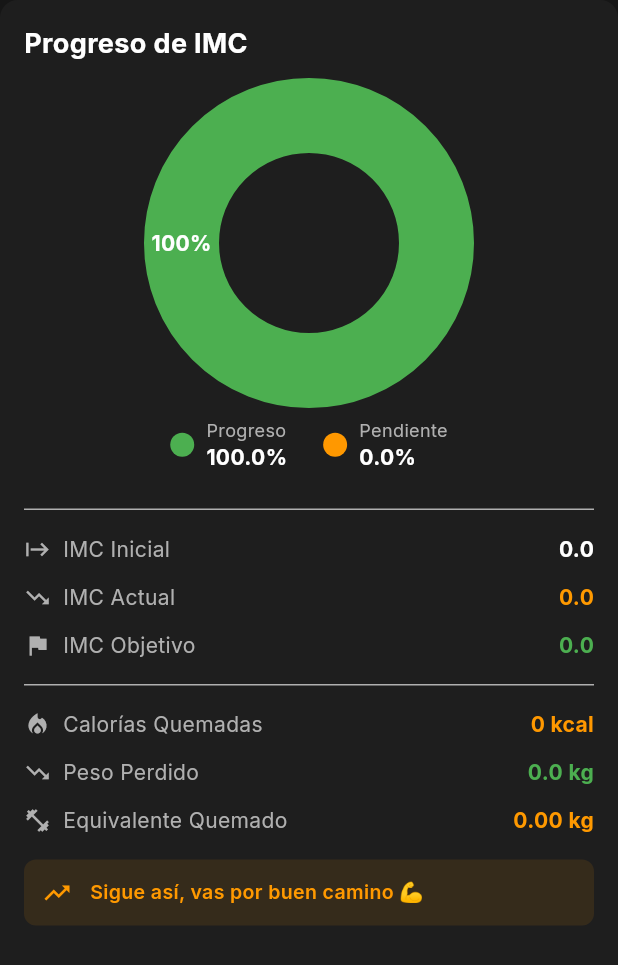
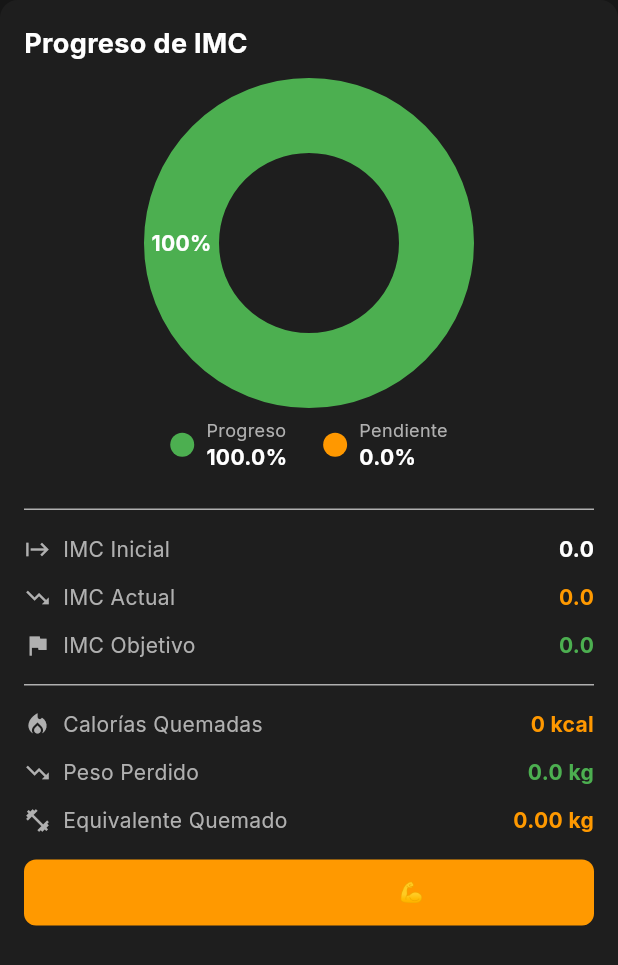
Before and after one commit to ale061191/vivofit2, a Flutter app: the BMIProgressChart widget shown alone on an empty page, opened directly with empty values, on a phone screen of 412 x 824 dp. Shown: the top 965 px of the screen. Run offline on Flutter 3.47's test engine with Material 3 defaults, Android fonts, the phone set to English and light mode, and no system bars; drawn by our look-alikes of fl_chart; our stand-ins replace chewie, email_validator, go_router, google_fonts, google_generative_ai, image_picker and 6 more; accounts and stored records are empty; network calls fail.

```diff
--- a/lib/screens/nutrition/nutritional_analysis_screen.dart
+++ b/lib/screens/nutrition/nutritional_analysis_screen.dart
@@ -252,7 +252,7 @@ class NutritionalAnalysisScreen extends StatelessWidget {
       decoration: BoxDecoration(
         color: ColorPalette.cardBackground,
         borderRadius: BorderRadius.circular(16),
-        border: Border.all(color: levelColor.withOpacity(0.3), width: 2),
+        border: Border.all(color: levelColor.withValues(alpha: 0.3 * 255), width: 2),
       ),
       child: Row(
         children: [
@@ -307,7 +307,7 @@ class NutritionalAnalysisScreen extends StatelessWidget {
                         nutriente,
                         style: const TextStyle(fontSize: 12),
                       ),
-                      backgroundColor: ColorPalette.primary.withOpacity(0.2),
+                      backgroundColor: ColorPalette.primary.withValues(alpha: 0.2 * 255),
                       labelStyle: const TextStyle(color: ColorPalette.primary),
                     ))
                 .toList(),
@@ -444,7 +444,7 @@ class NutritionalAnalysisScreen extends StatelessWidget {
                         categoria,
                         style: const TextStyle(fontSize: 12),
                       ),
-                      backgroundColor: Colors.green.withOpacity(0.2),
+                      backgroundColor: Colors.green.withValues(alpha: 0.2 * 255),
                       labelStyle: const TextStyle(color: Colors.green),
                     ))
                 .toList(),
--- a/lib/widgets/analytics/bmi_progress_chart.dart
+++ b/lib/widgets/analytics/bmi_progress_chart.dart
@@ -207,8 +207,8 @@ class BMIProgressChart extends StatelessWidget {
               padding: const EdgeInsets.all(12),
               decoration: BoxDecoration(
                 color: bmiProgress.isHealthyWeight
-                    ? Colors.green.withOpacity(0.1)
-                    : ColorPalette.primary.withOpacity(0.1),
+                    ? Colors.green.withValues(alpha: 0.1 * 255)
+                    : ColorPalette.primary.withValues(alpha: 0.1 * 255),
                 borderRadius: BorderRadius.circular(8),
               ),
               child: Row(
```
Also changed, not shown: lib/screens/analytics/analytics_screen.dart (+4 -4 lines), lib/widgets/analytics/progress_card.dart (+5 -5 lines), 1 other file.
